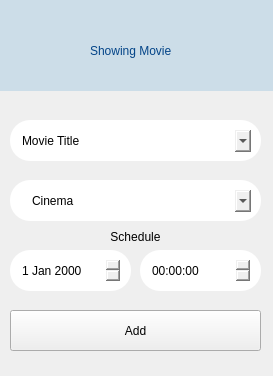
The window that Ui_Files/add_showing.ui (edejeed/Movie-Ticketing) describes before a commit, drawn with Qt 5.
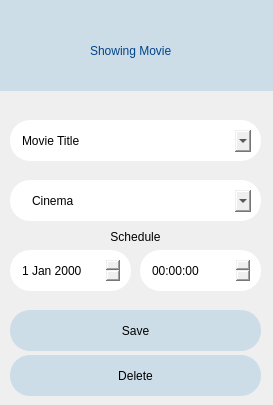
The same window after the commit. Icons and pictures are not drawn.

The edit to the form file:
```diff
--- a/Ui_Files/add_showing.ui
+++ b/Ui_Files/add_showing.ui
@@ -7,7 +7,7 @@
     <x>0</x>
     <y>0</y>
     <width>273</width>
-    <height>376</height>
+    <height>405</height>
    </rect>
   </property>
   <property name="windowTitle">
@@ -275,7 +275,7 @@
      <cursorShape>PointingHandCursor</cursorShape>
     </property>
     <property name="styleSheet">
-     <string notr="true">#bookTicketButton{
+     <string notr="true">#enter{
 background-color: #ccdde8;
 border: 1px white;
 border-radius: 20px;
@@ -287,7 +287,35 @@
 }</string>
     </property>
     <property name="text">
-     <string>Add</string>
+     <string>Save</string>
+    </property>
+   </widget>
+   <widget class="QPushButton" name="delB">
+    <property name="geometry">
+     <rect>
+      <x>10</x>
+      <y>355</y>
+      <width>251</width>
+      <height>41</height>
+     </rect>
+    </property>
+    <property name="cursor">
+     <cursorShape>PointingHandCursor</cursorShape>
+    </property>
+    <property name="styleSheet">
+     <string notr="true">#delB{
+background-color: #ccdde8;
+border: 1px white;
+border-radius: 20px;
+}
+#delB:hover{
+background-color: #ccdde8;
+border: 1px black;
+border-radius: 20px;
+}</string>
+    </property>
+    <property name="text">
+     <string>Delete</string>
     </property>
    </widget>
   </widget>
```
Left out of the diff: 2 changed lines with no effect on the pictures.
